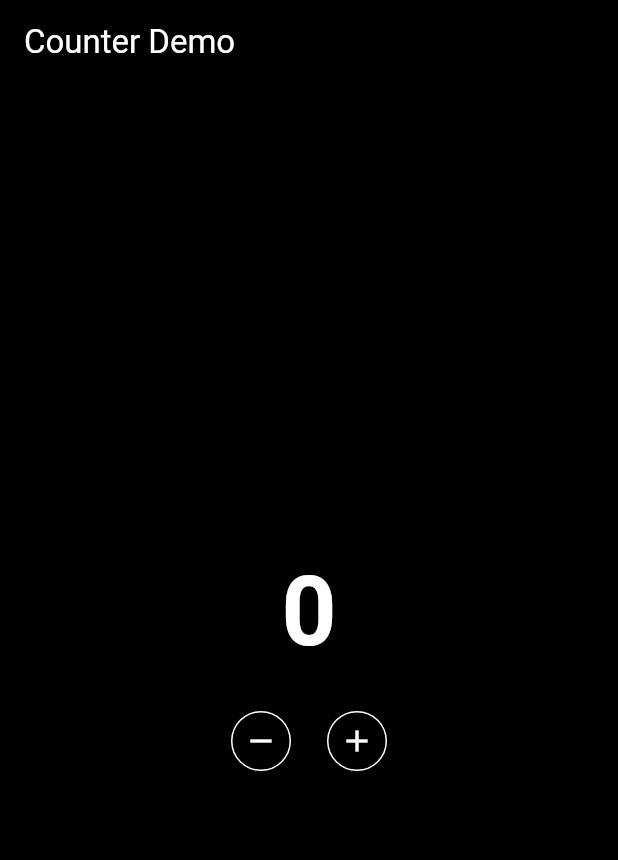
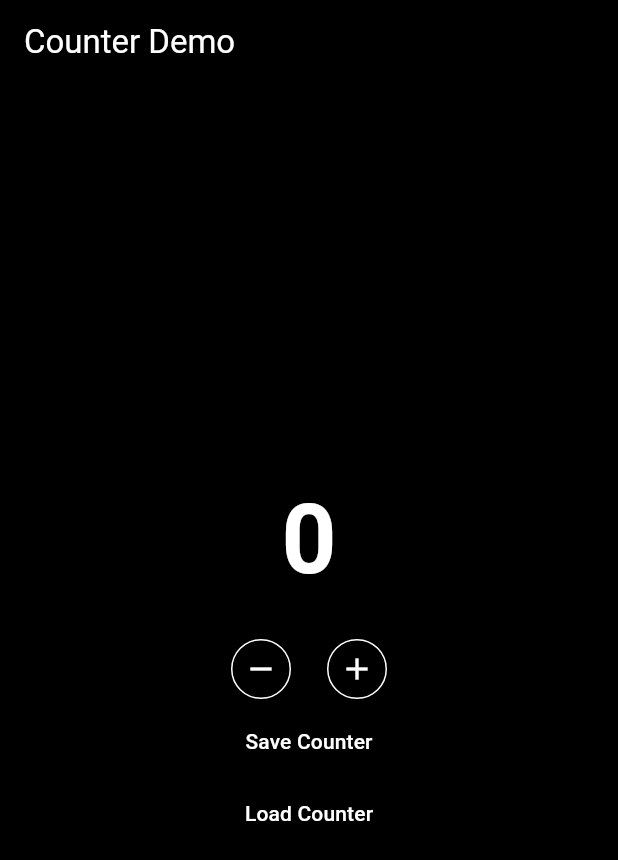
Before and after one commit to Computational-Flute/counter_demo, a Flutter app: the screen it shows after launch, on a phone screen of 412 x 824 dp. Shown: the top 860 px of the screen. Run offline on Flutter 3.47's test engine with Material 3 defaults, Android fonts, the phone set to English and light mode, and no system bars; our stand-ins replace shared_preferences.

Commit message:
chore: added _saveCounter() and _loadCounter() methods to CounterPage

```diff
--- a/lib/main.dart
+++ b/lib/main.dart
@@ -1,4 +1,5 @@
 import 'package:flutter/material.dart';
+import 'package:shared_preferences/shared_preferences.dart';
 
 void main() {
   runApp(const MainApp());
@@ -25,11 +26,24 @@ class _CounterPageState extends State<CounterPage> {
 
   void _incrementCounter() => setState(() {
     _counter++;
+    print(_counter);
   });
 
   void _decrementCounter() => setState(() {
     (_counter > 0) ? _counter-- : _counter = 0;
   });
+
+  Future<void> _saveCounter() async {
+    final prefs = await SharedPreferences.getInstance();
+    await prefs.setInt('counter', _counter);
+  }
+
+  Future<void> _loadCounter() async {
+    final prefs = await SharedPreferences.getInstance();
+    setState(() {
+      _counter = prefs.getInt('counter') ?? 0;
+    });
+  }
 
   @override
   Widget build(BuildContext context) {
@@ -64,7 +78,9 @@ class _CounterPageState extends State<CounterPage> {
                       BorderSide(color: Colors.white),
                     ),
                   ),
-                  onPressed: _decrementCounter,
+                  onPressed: () {
+                    _decrementCounter();
+                  },
                   icon: Icon(Icons.remove, color: Colors.white),
                 ),
                 SizedBox(width: 16),
@@ -74,10 +90,30 @@ class _CounterPageState extends State<CounterPage> {
                       BorderSide(color: Colors.white),
                     ),
                   ),
-                  onPressed: _incrementCounter,
+                  onPressed: () {
+                    _incrementCounter();
+                  },
                   icon: Icon(Icons.add, color: Colors.white),
                 ),
               ],
+            ),
+            TextButton(
+              onPressed: () {
+                _saveCounter();
+                ScaffoldMessenger.of(context)
+                    .showSnackBar(SnackBar(content: Text('Counter saved!')));
+              },
+              child: Text(
+                'Save Counter',
+                style: TextStyle(color: Colors.white),
+              ),
+            ),
+            TextButton(
+              onPressed: _loadCounter,
+              child: Text(
+                'Load Counter',
+                style: TextStyle(color: Colors.white),
+              ),
             ),
           ],
         ),
```
